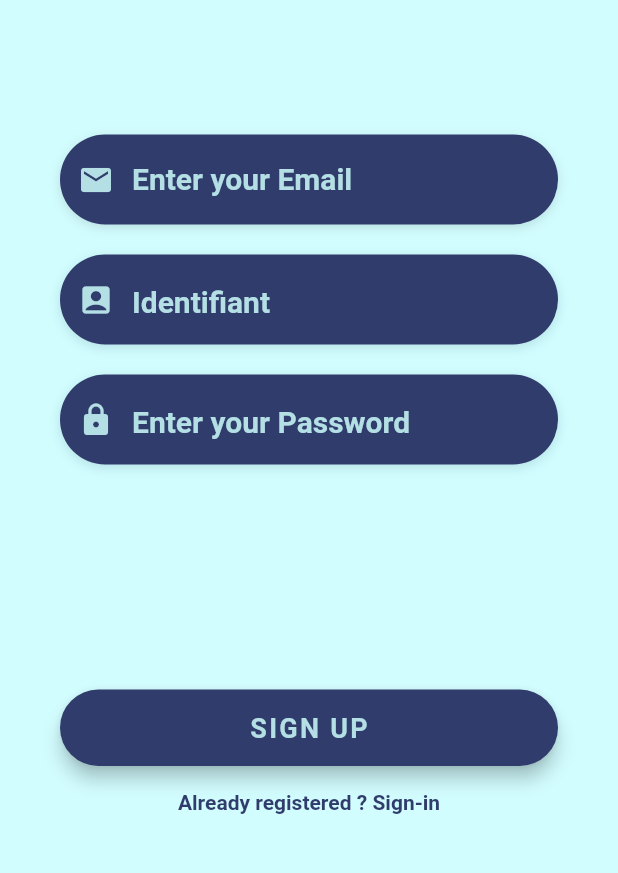
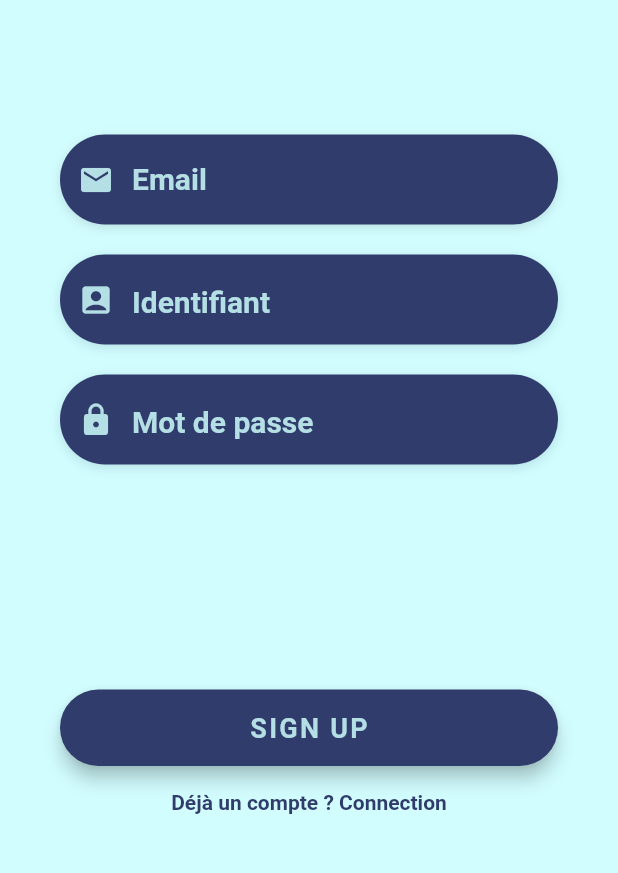
Before and after one commit to Necrelox/AR-U-Here, a Flutter app: the Register screen opened directly, on a phone screen of 412 x 824 dp, the part 278-1151 px from its top. Run offline on Flutter 3.47's test engine with Material 2 defaults, Android fonts, the phone set to English and light mode, and no system bars; our stand-ins replace font_awesome_flutter, google_fonts; Roboto replaces fonts that are missing (OpenSans).

Commit message:
Change input language

```diff
--- a/App/lib/Registration/register.dart
+++ b/App/lib/Registration/register.dart
@@ -59,7 +59,7 @@ class Register_state extends State<Register> {
                   Icons.email,
                   color: Color(0xFFB4DFE5),
                 ),
-                hintText: 'Enter your Email',
+                hintText: 'Email',
                 hintStyle: TextStyle(
                   fontSize: 20.0,
                   fontWeight: FontWeight.bold,
@@ -110,7 +110,7 @@ class Register_state extends State<Register> {
                   Icons.lock,
                   color: Color(0xFFB4DFE5),
                 ),
-                hintText: 'Enter your Password',
+                hintText: 'Mot de passe',
                 hintStyle: TextStyle(
                   fontSize: 20.0,
                   fontWeight: FontWeight.bold,
@@ -235,7 +235,7 @@ class Register_state extends State<Register> {
         },
         padding: const EdgeInsets.only(top: 0.0),
         child: const Text(
-          "Already registered ? Sign-in",
+          "Déjà un compte ? Connection",
           style: TextStyle(
             color: Color(0XFF303C6C),
             fontWeight: FontWeight.bold,
```
